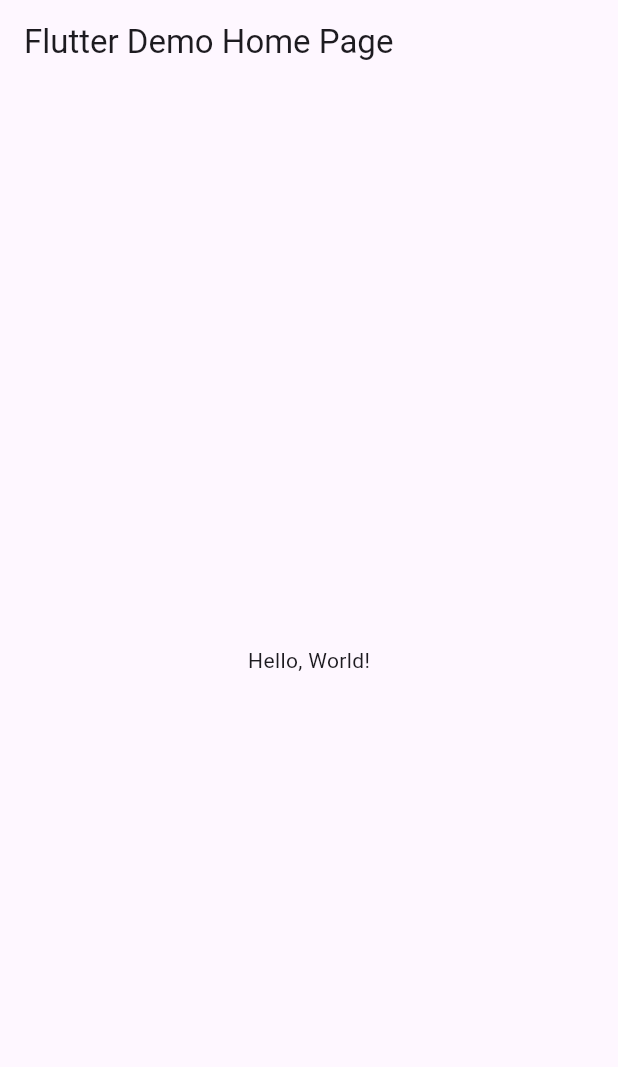
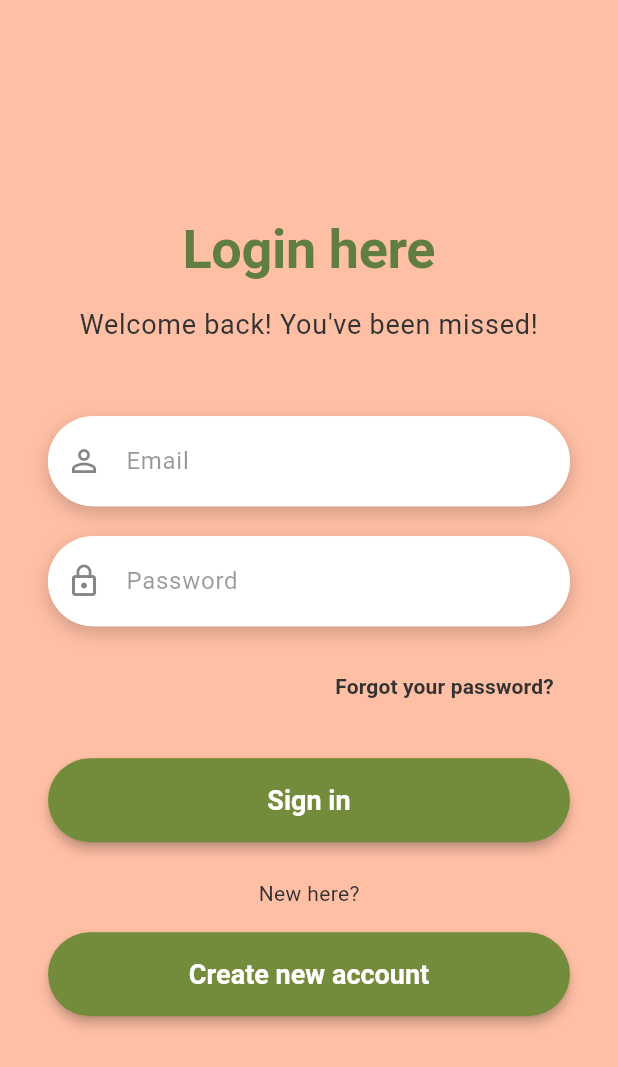
Before and after one commit to Duchrist2002/EMAWS2526, a Flutter app: the screen it shows after launch, on a phone screen of 412 x 824 dp. Shown: the top 1067 px of the screen. Run offline on Flutter 3.47's test engine with Material 3 defaults, Android fonts, the phone set to English and light mode, and no system bars.

Commit message:
sign in and login

```diff
--- /dev/null
+++ b/lib/core/theme.dart
@@ -0,0 +1,98 @@
+import 'package:flutter/material.dart';
+
+/// UniBudget App Theme & Colors
+/// Extrahiert aus dem UI-Design (ema-login.JPG)
+class AppTheme {
+  // Primäre Farbpalette aus dem Design
+  static const Color peachBackground =
+      Color(0xFFFFBFA4); // Pfirsich-Hintergrund
+  static const Color oliveGreen = Color(0xFF728C3C); // Olivgrün für Buttons
+  static const Color darkGreen = Color(0xFF5F7E3F); // Dunkelgrün für Headlines
+  static const Color whiteInput = Color(0xFFFFFFFF); // Weiß für Input-Felder
+  static const Color darkText = Color(0xFF333333); // Dunkelgrau für Text
+  static const Color shadowColor = Color(0x33000000); // Sanfter Schatten
+
+  // ThemeData für die gesamte App
+  static ThemeData get lightTheme {
+    return ThemeData(
+      primaryColor: oliveGreen,
+      scaffoldBackgroundColor: peachBackground,
+      fontFamily: 'Roboto',
+
+      // Text Theme
+      textTheme: const TextTheme(
+        // "Login here" - Große Headline
+        displayLarge: TextStyle(
+          fontSize: 36,
+          fontWeight: FontWeight.bold,
+          color: darkGreen,
+        ),
+        // "Welcome back! You've been missed!" - Subtitle
+        bodyLarge: TextStyle(
+          fontSize: 16,
+          fontWeight: FontWeight.w400,
+          color: darkText,
+        ),
+        // Button Text
+        labelLarge: TextStyle(
+          fontSize: 18,
+          fontWeight: FontWeight.w600,
+          color: whiteInput,
+        ),
+      ),
+
+      // Input Decoration Theme
+      inputDecorationTheme: InputDecorationTheme(
+        filled: true,
+        fillColor: whiteInput,
+        contentPadding:
+            const EdgeInsets.symmetric(horizontal: 24, vertical: 18),
+
+        // Stark abgerundete Ecken wie im Design
+        border: OutlineInputBorder(
+          borderRadius: BorderRadius.circular(30),
+          borderSide: BorderSide.none,
+        ),
+        enabledBorder: OutlineInputBorder(
+          borderRadius: BorderRadius.circular(30),
+          borderSide: BorderSide.none,
+        ),
+        focusedBorder: OutlineInputBorder(
+          borderRadius: BorderRadius.circular(30),
+          borderSide: const BorderSide(color: oliveGreen, width: 2),
+        ),
+
+        hintStyle: TextStyle(
+          color: darkText.withOpacity(0.5),
+          fontSize: 16,
+        ),
+      ),
+
+      // Elevated Button Theme
+      elevatedButtonTheme: ElevatedButtonThemeData(
+        style: ElevatedButton.styleFrom(
+          backgroundColor: oliveGreen,
+          foregroundColor: whiteInput,
+          padding: const EdgeInsets.symmetric(horizontal: 32, vertical: 16),
+          shape: RoundedRectangleBorder(
+            borderRadius: BorderRadius.circular(30),
+          ),
+          elevation: 3,
+          textStyle: const TextStyle(
+            fontSize: 18,
+            fontWeight: FontWeight.w600,
+          ),
+        ),
+      ),
+    );
+  }
+
+  // Box Shadow für Input-Felder (wie im Design)
+  static List<BoxShadow> get inputShadow => [
+        BoxShadow(
+          color: shadowColor,
+          blurRadius: 10,
+          offset: const Offset(0, 4),
+        ),
+      ];
+}
--- a/lib/main.dart
+++ b/lib/main.dart
@@ -1,43 +1,98 @@
 import 'package:flutter/material.dart';
+import 'core/theme.dart';
+import 'screens/login_screen.dart';
+import 'screens/signup_screen.dart';
 
-void main() => runApp(MyApp());
+/// UniBudget Main App Entry Point
+/// Mit Routing für Login, Sign-Up und später Dashboard
+void main() => runApp(const UniBudgetApp());
 
-class MyApp extends StatelessWidget {
-  const MyApp({super.key});
-  // This widget is the root of your application.
+class UniBudgetApp extends StatelessWidget {
+  const UniBudgetApp({Key? key}) : super(key: key);
+
   @override
   Widget build(BuildContext context) {
     return MaterialApp(
-      // Application name
-      title: 'Flutter Hello World',
-      // Application theme data, you can set the colors for the application as
-      // you want
-      theme: ThemeData(
-        // useMaterial3: false,
-        primarySwatch: Colors.blue,
-      ),
-      // A widget which will be started on application startup
-      home: MyHomePage(title: 'Flutter Demo Home Page'),
+      title: 'UniBudget',
+      debugShowCheckedModeBanner: false,
+
+      // App Theme aus theme.dart
+      theme: AppTheme.lightTheme,
+
+      // Start mit Login Screen
+      initialRoute: '/',
+
+      // Routing Setup
+      routes: {
+        '/': (context) => const LoginScreen(),
+        '/signup': (context) => const SignUpScreen(),
+        // TODO: Dashboard und weitere Screens hinzufügen
+        // '/dashboard': (context) => const DashboardScreen(),
+        // '/add-expense': (context) => const AddExpenseScreen(),
+        // '/history': (context) => const HistoryScreen(),
+        // '/statistics': (context) => const StatisticsScreen(),
+        // '/settings': (context) => const SettingsScreen(),
+      },
+
+      // Temporärer Fallback für Dashboard (bis implementiert)
+      onUnknownRoute: (settings) {
+        return MaterialPageRoute(
+          builder: (context) => Scaffold(
+            backgroundColor: AppTheme.peachBackground,
+            appBar: AppBar(
+              title: const Text('UniBudget'),
+              backgroundColor: AppTheme.oliveGreen,
+            ),
+            body: Center(
+              child: Column(
+                mainAxisAlignment: MainAxisAlignment.center,
+                children: [
+                  Icon(
+                    Icons.account_balance_wallet,
+                    size: 100,
+                    color: AppTheme.oliveGreen,
+                  ),
+                  const SizedBox(height: 24),
+                  Text(
+                    'Dashboard',
+                    style: TextStyle(
+                      fontSize: 32,
+                      fontWeight: FontWeight.bold,
+                      color: AppTheme.darkGreen,
+                    ),
+                  ),
+                  const SizedBox(height: 16),
+                  Text(
+                    'Wird bald implementiert!',
+                    style: TextStyle(
+                      fontSize: 18,
+                      color: AppTheme.darkText,
+                    ),
+                  ),
+                  const SizedBox(height: 32),
+                  ElevatedButton(
+                    onPressed: () {
+                      Navigator.pushNamedAndRemoveUntil(
+                        context,
+                        '/',
+                        (route) => false,
+                      );
+                    },
+                    style: ElevatedButton.styleFrom(
+                      backgroundColor: AppTheme.oliveGreen,
+                      padding: const EdgeInsets.symmetric(
+                        horizontal: 32,
+                        vertical: 16,
+                      ),
+                    ),
+                    child: const Text('Zurück zum Login'),
+                  ),
+                ],
+              ),
+            ),
+          ),
+        );
+      },
     );
   }
 }
-
-class MyHomePage extends StatelessWidget {
-  final String title;
-  const MyHomePage({super.key, required this.title});
-
-  @override
-  Widget build(BuildContext context) {
-    return Scaffold(
-      appBar: AppBar(
-        // The title text which will be shown on the action bar
-        title: Text(title),
-      ),
-      body: Center(
-        child: Text(
-          'Hello, World!',
-        ),
-      ),
-    );
-  }
-}
--- /dev/null
+++ b/lib/screens/login_screen.dart
@@ -0,0 +1,206 @@
+import 'package:flutter/material.dart';
+import '../core/theme.dart';
+import '../widgets/custom_input_field.dart';
+
+class LoginScreen extends StatefulWidget {
+  const LoginScreen({Key? key}) : super(key: key);
+
+  @override
+  State<LoginScreen> createState() => _LoginScreenState();
+}
+
+class _LoginScreenState extends State<LoginScreen> {
+  final _formKey = GlobalKey<FormState>();
+  final _emailController = TextEditingController();
+  final _passwordController = TextEditingController();
+
+  @override
+  void dispose() {
+    _emailController.dispose();
+    _passwordController.dispose();
+    super.dispose();
+  }
+
+  // TODO: Implementiere Firebase Auth Login
+  Future<void> _handleLogin() async {
+    if (_formKey.currentState!.validate()) {
+      // Temporär: Navigation zum Dashboard
+      if (mounted) {
+        Navigator.pushReplacementNamed(context, '/dashboard');
+      }
+    }
+  }
+
+  @override
+  Widget build(BuildContext context) {
+    return Scaffold(
+      backgroundColor: AppTheme.peachBackground,
+      body: SafeArea(
+        child: Center(
+          child: SingleChildScrollView(
+            padding: const EdgeInsets.symmetric(horizontal: 32),
+            child: Form(
+              key: _formKey,
+              child: Column(
+                mainAxisAlignment: MainAxisAlignment.center,
+                children: [
+                  const SizedBox(height: 40),
+
+                  // "Login here" - Große Headline
+                  Text(
+                    'Login here',
+                    style: Theme.of(context).textTheme.displayLarge!.copyWith(
+                          color: AppTheme.darkGreen,
+                          fontSize: 36,
+                          fontWeight: FontWeight.bold,
+                        ),
+                  ),
+
+                  const SizedBox(height: 16),
+
+                  Text(
+                    "Welcome back! You've been missed!",
+                    style: Theme.of(context).textTheme.bodyLarge!.copyWith(
+                          color: AppTheme.darkText,
+                          fontSize: 18,
+                        ),
+                    textAlign: TextAlign.center,
+                  ),
+
+                  const SizedBox(height: 48),
+
+                  // Email Input Field
+                  CustomInputField(
+                    controller: _emailController,
+                    hintText: 'Email',
+                    prefixIcon: Icons.person_outline,
+                    keyboardType: TextInputType.emailAddress,
+                    validator: (value) {
+                      if (value == null || value.isEmpty) {
+                        return 'Bitte E-Mail eingeben';
+                      }
+                      if (!value.contains('@')) {
+                        return 'Ungültige E-Mail';
+                      }
+                      return null;
+                    },
+                  ),
+
+                  const SizedBox(height: 20),
+
+                  // Password Input Field
+                  CustomInputField(
+                    controller: _passwordController,
+                    hintText: 'Password',
+                    prefixIcon: Icons.lock_outline,
+                    obscureText: true,
+                    validator: (value) {
+                      if (value == null || value.isEmpty) {
+                        return 'Bitte Passwort eingeben';
+                      }
+                      if (value.length < 6) {
+                        return 'Passwort muss mindestens 6 Zeichen lang sein';
+                      }
+                      return null;
+                    },
+                  ),
+
+                  const SizedBox(height: 16),
+
+                  Align(
+                    alignment: Alignment.centerRight,
+                    child: TextButton(
+                      onPressed: () {
+                        ScaffoldMessenger.of(context).showSnackBar(
+                          const SnackBar(
+                            content: Text(
+                                'Passwort-Zurücksetzen wird später implementiert'),
+                          ),
+                        );
+                      },
+                      child: Text(
+                        'Forgot your password?',
+                        style: TextStyle(
+                          color: AppTheme.darkText,
+                          fontSize: 14,
+                          fontWeight: FontWeight.w600,
+                        ),
+                      ),
+                    ),
+                  ),
+
+                  const SizedBox(height: 24),
+
+                  // "Sign in" Button
+                  SizedBox(
+                    width: double.infinity,
+                    height: 56,
+                    child: ElevatedButton(
+                      onPressed: _handleLogin,
+                      style: ElevatedButton.styleFrom(
+                        backgroundColor: AppTheme.oliveGreen,
+                        foregroundColor: AppTheme.whiteInput,
+                        shape: RoundedRectangleBorder(
+                          borderRadius: BorderRadius.circular(30),
+                        ),
+                        elevation: 3,
+                      ),
+                      child: const Text(
+                        'Sign in',
+                        style: TextStyle(
+                          fontSize: 18,
+                          fontWeight: FontWeight.w600,
+                        ),
+                      ),
+                    ),
+                  ),
+
+                  const SizedBox(height: 24),
+
+                  // "New here?" Text
+                  Text(
+                    'New here?',
+                    style: TextStyle(
+                      color: AppTheme.darkText,
+                      fontSize: 14,
+                    ),
+                  ),
+
+                  const SizedBox(height: 16),
+
+                  // "Create new account" Button
+                  SizedBox(
+                    width: double.infinity,
+                    height: 56,
+                    child: ElevatedButton(
+                      onPressed: () {
+                        Navigator.pushNamed(context, '/signup');
+                      },
+                      style: ElevatedButton.styleFrom(
+                        backgroundColor: AppTheme.oliveGreen,
+                        foregroundColor: AppTheme.whiteInput,
+                        shape: RoundedRectangleBorder(
+                          borderRadius: BorderRadius.circular(30),
+                        ),
+                        elevation: 3,
+                      ),
+                      child: const Text(
+                        'Create new account',
+                        style: TextStyle(
+                          fontSize: 18,
+                          fontWeight: FontWeight.w600,
+                        ),
+                      ),
+                    ),
+                  ),
+
+                  const SizedBox(height: 40),
+                ],
+              ),
+            ),
+          ),
+        ),
+      ),
+    );
+  }
+}
--- /dev/null
+++ b/lib/widgets/custom_input_field.dart
@@ -0,0 +1,76 @@
+import 'package:flutter/material.dart';
+import '../core/theme.dart';
+
+/// Wiederverwendbares Custom Input Field Widget
+/// Mit Schatten-Effekt und Icon-Support wie im UI-Design
+class CustomInputField extends StatelessWidget {
+  final TextEditingController controller;
+  final String hintText;
+  final IconData? prefixIcon;
+  final bool obscureText;
+  final TextInputType keyboardType;
+  final String? Function(String?)? validator;
+
+  const CustomInputField({
+    Key? key,
+    required this.controller,
+    required this.hintText,
+    this.prefixIcon,
+    this.obscureText = false,
+    this.keyboardType = TextInputType.text,
+    this.validator,
+  }) : super(key: key);
+
+  @override
+  Widget build(BuildContext context) {
+    return Container(
+      decoration: BoxDecoration(
+        color: AppTheme.whiteInput,
+        borderRadius: BorderRadius.circular(30),
+        // Weicher Schatten wie im Design
+        boxShadow: AppTheme.inputShadow,
+      ),
+      child: TextFormField(
+        controller: controller,
+        obscureText: obscureText,
+        keyboardType: keyboardType,
+        validator: validator,
+        style: const TextStyle(
+          color: AppTheme.darkText,
+          fontSize: 16,
+        ),
+        decoration: InputDecoration(
+          hintText: hintText,
+          prefixIcon: prefixIcon != null
+              ? Icon(
+                  prefixIcon,
+                  color: AppTheme.darkText.withOpacity(0.6),
+                )
+              : null,
+          // Entfernt Standard-Border, da wir Container-Styling nutzen
+          border: OutlineInputBorder(
+            borderRadius: BorderRadius.circular(30),
+            borderSide: BorderSide.none,
+          ),
+          enabledBorder: OutlineInputBorder(
+            borderRadius: BorderRadius.circular(30),
+            borderSide: BorderSide.none,
+          ),
+          focusedBorder: OutlineInputBorder(
+            borderRadius: BorderRadius.circular(30),
+            borderSide: const BorderSide(
+              color: AppTheme.oliveGreen,
+              width: 2,
+            ),
+          ),
+          filled: true,
+          fillColor: AppTheme.whiteInput,
+          contentPadding: const EdgeInsets.symmetric(
+            horizontal: 24,
+            vertical: 18,
+          ),
+        ),
+      ),
+    );
+  }
+}
```
Also changed, not shown: lib/screens/signup_screen.dart (added, +229 -0 lines).
